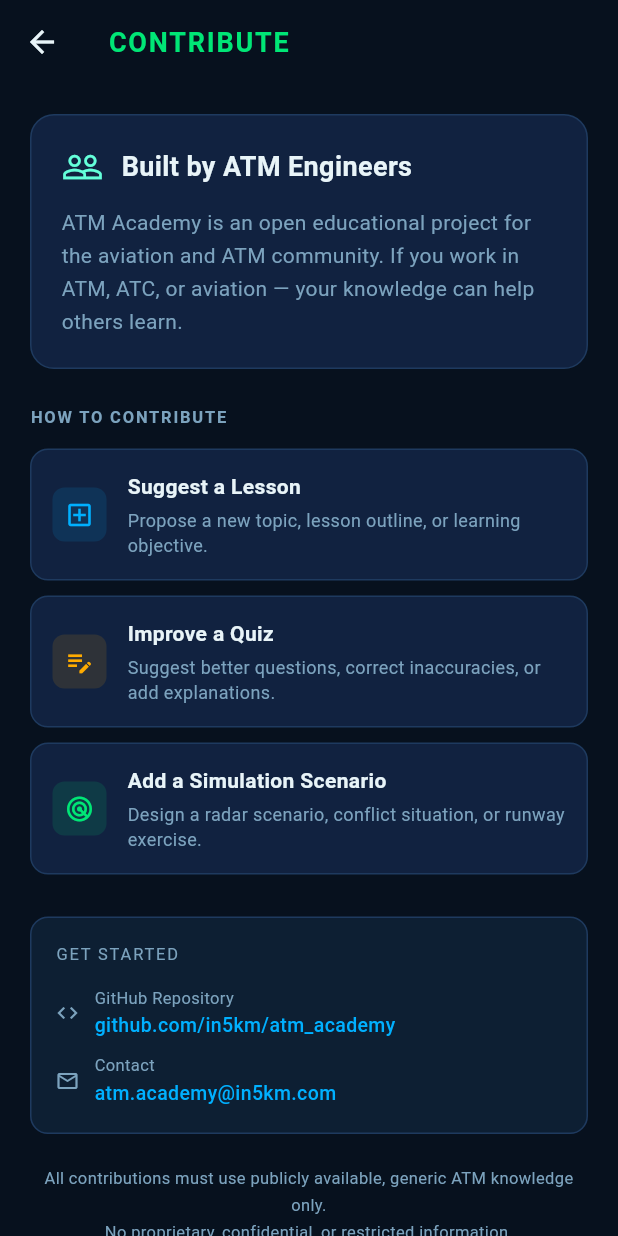
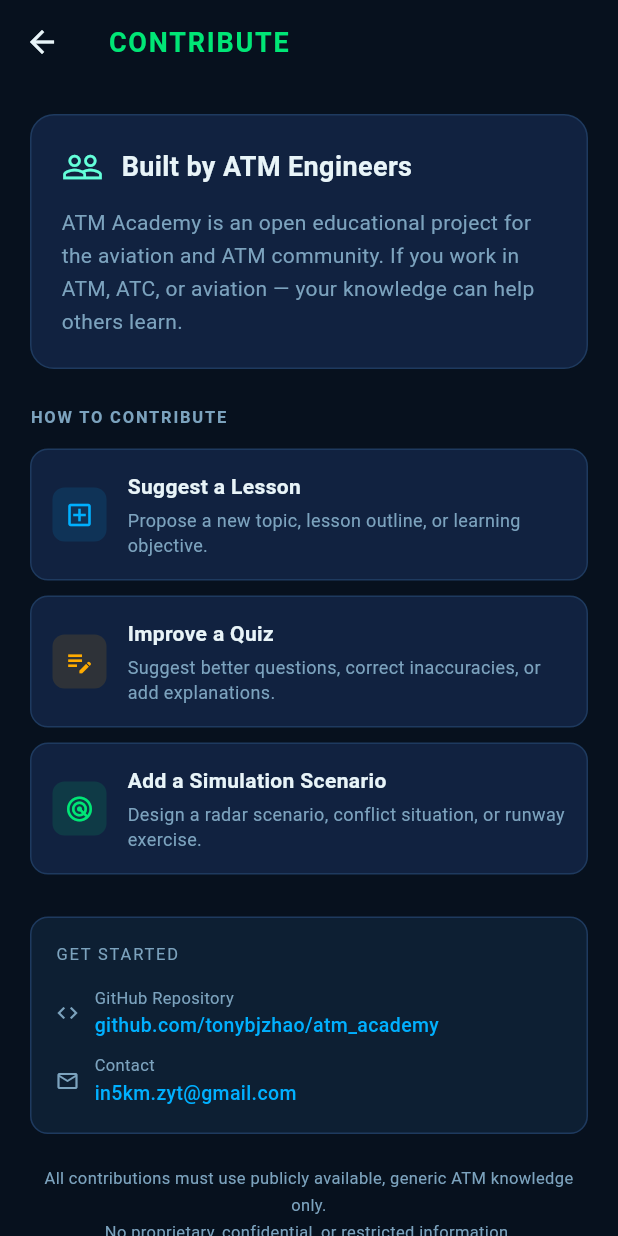
Before and after one commit to tonybjzhao/atm_academy, a Flutter app: the ContributeScreen screen opened directly, on a phone screen of 412 x 824 dp. Run offline on Flutter 3.47's test engine with Material 3 defaults, Android fonts, the phone set to English and light mode, and no system bars; our stand-ins replace shared_preferences; accounts and stored records are empty.

Commit message:
chore: update repo URL and contact email
- GitHub: github.com/tonybjzhao/atm_academy
- Contact: in5km.zyt@gmail.com

Co-Authored-By: Claude Sonnet 4.6 <noreply@anthropic.com>

```diff
--- a/lib/screens/contribute_screen.dart
+++ b/lib/screens/contribute_screen.dart
@@ -108,14 +108,14 @@ class ContributeScreen extends StatelessWidget {
                   _LinkRow(
                     icon: Icons.code,
                     label: 'GitHub Repository',
-                    value: 'github.com/in5km/atm_academy',
+                    value: 'github.com/tonybjzhao/atm_academy',
                   ),
                   SizedBox(height: 8),
                   // TODO: Replace with team contact email
                   _LinkRow(
                     icon: Icons.email_outlined,
                     label: 'Contact',
-                    value: 'atm.academy@in5km.com',
+                    value: 'in5km.zyt@gmail.com',
                   ),
                 ],
               ),
```
Also changed, not shown: 1 other file.
